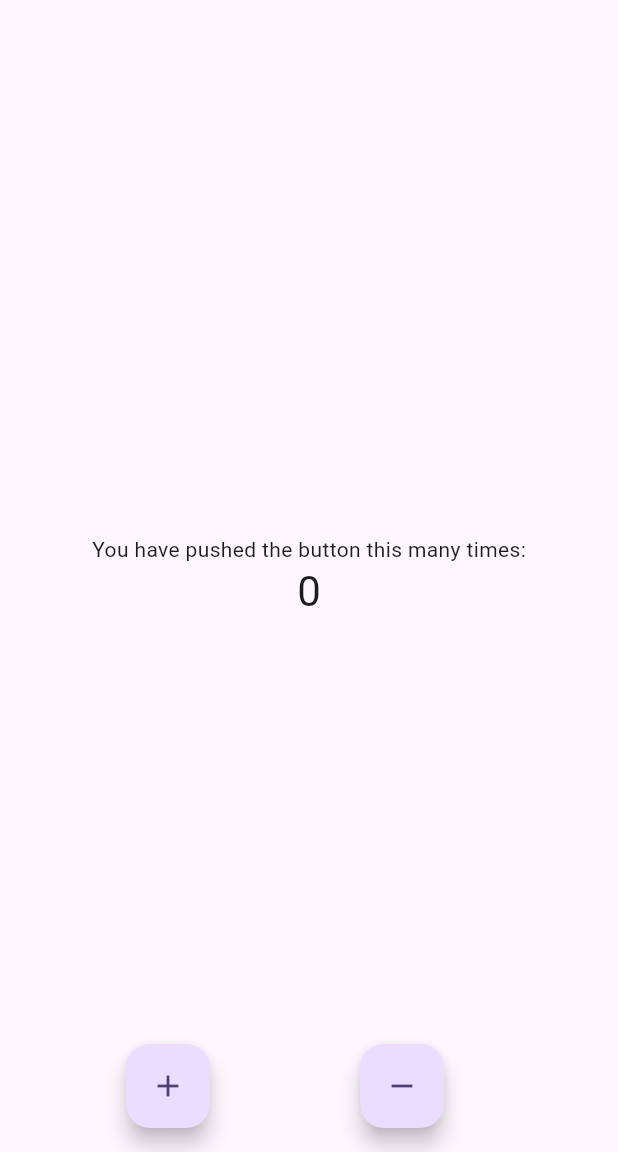
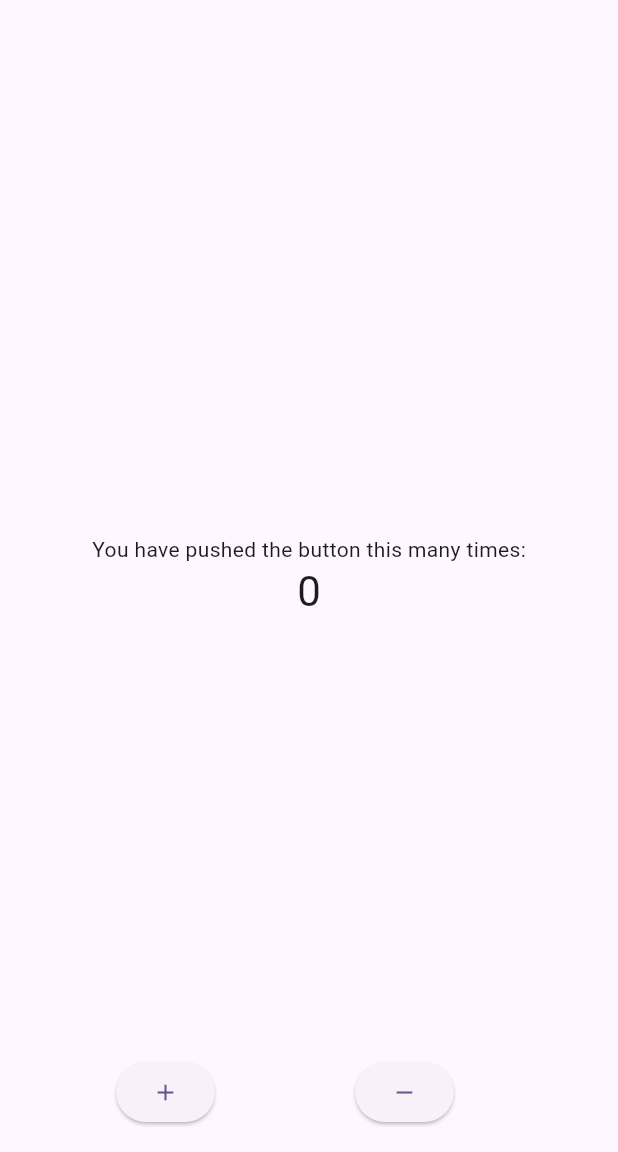
Before and after one commit to charlie-ann/counterapp, a Flutter app: the screen it shows after launch, on a phone screen of 412 x 824 dp, the part 84-1236 px from its top. Run offline on Flutter 3.47's test engine with Material 3 defaults, Android fonts, the phone set to English and light mode, and no system bars.

Commit message:
final commit

```diff
--- a/lib/main.dart
+++ b/lib/main.dart
@@ -55,23 +55,32 @@ class CounterPage extends StatelessWidget {
       floatingActionButton: Row(
         mainAxisAlignment: MainAxisAlignment.spaceEvenly,
         children: [
-          FloatingActionButton(
+          ElevatedButton(
             onPressed: () {
               counterNotifier.isIncrementDisabled
                   ? null
                   : counterNotifier.increment();
               //counterNotifier.increment();
             },
+            style: ElevatedButton.styleFrom(
+              disabledBackgroundColor: counterNotifier.isIncrementDisabled
+                  ? Colors.grey
+                  : Colors.blue,
+            ),
             child: const Icon(Icons.add),
           ),
-          FloatingActionButton(
+          ElevatedButton(
             onPressed: () {
               counterNotifier.isDecrementDisabled
                   ? null
                   : counterNotifier.decrement();
               //counterNotifier.decrement();
             },
-            tooltip: 'Decrement',
+            style: ElevatedButton.styleFrom(
+              disabledBackgroundColor: counterNotifier.isDecrementDisabled
+                  ? Colors.grey
+                  : Colors.blue,
+            ),
             child: const Icon(Icons.remove),
           ),
         ],
```
